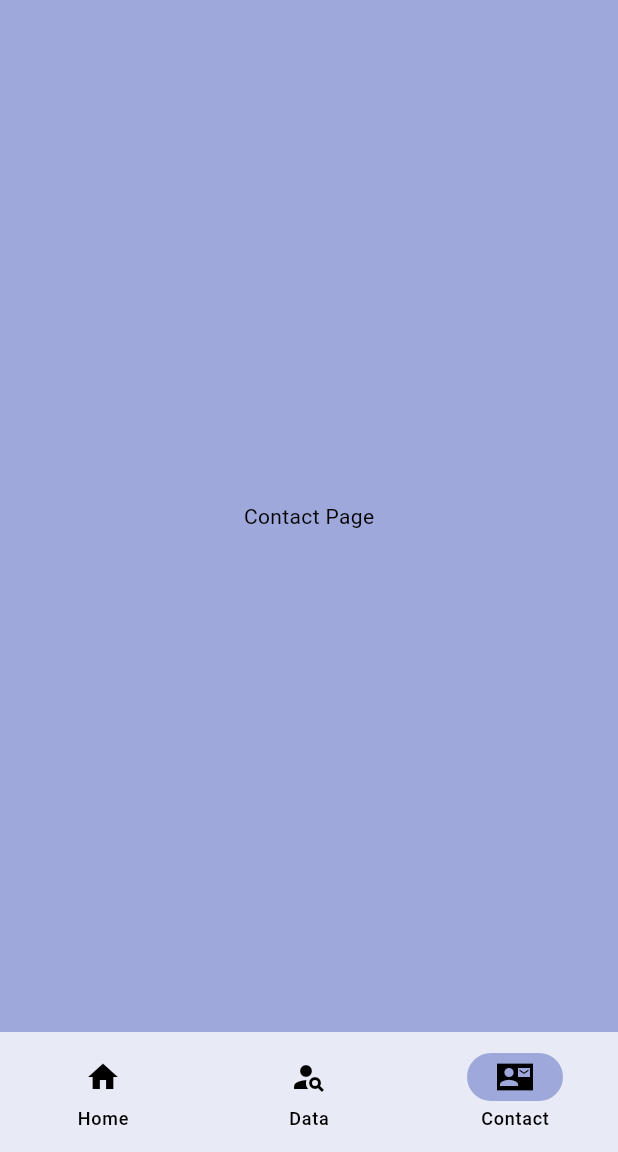
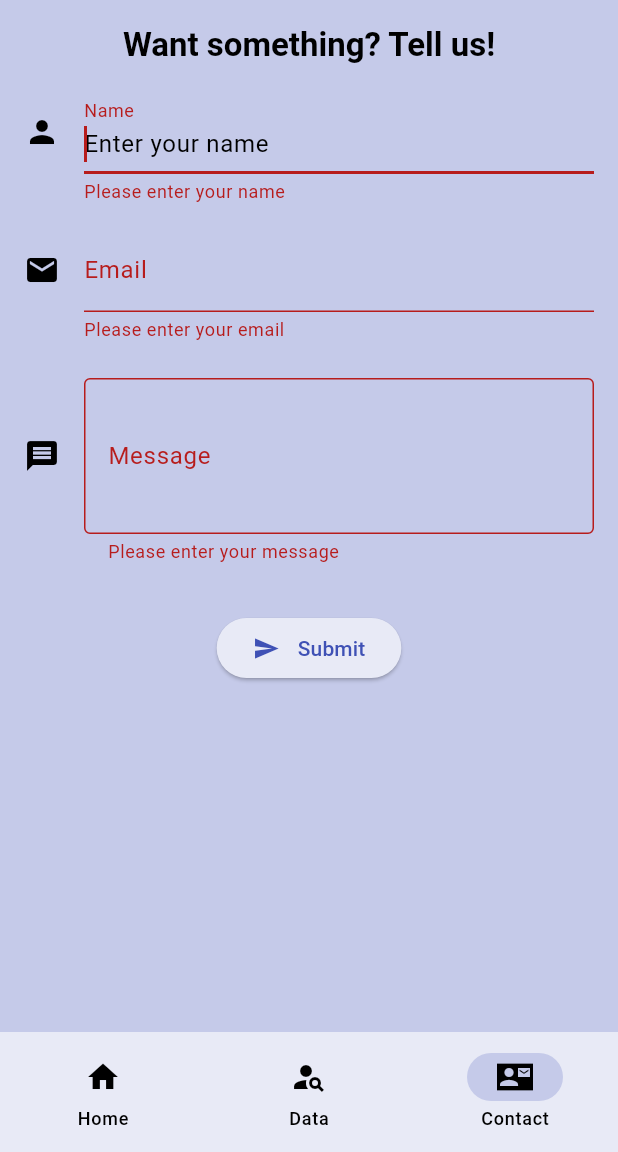
Before and after one commit to abou0323/MAD9135-FlutterApp2, a Flutter app: the screen it shows after launch, item 3 of the bottom bar chosen, on a phone screen of 412 x 824 dp, the part 84-1236 px from its top. Run offline on Flutter 3.47's test engine with Material 3 defaults, Android fonts, the phone set to English and light mode, and no system bars; network calls fail.

Commit message:
updated contact screen

```diff
--- a/lib/main.dart
+++ b/lib/main.dart
@@ -17,10 +17,10 @@ class MainApp extends StatelessWidget {
           brightness: Brightness.light,
           primary: Colors.indigo,
           onPrimary: Colors.white,
-          secondary: Colors.indigo.shade200,
+          secondary: Colors.indigo.shade100,
           onSecondary: Colors.black,
-          error: Colors.red,
-          onError: Colors.red.shade900,
+          error: Colors.red.shade900,
+          onError: Colors.red.shade500,
           surface: Colors.indigo.shade50,
           onSurface: Colors.black,
         ),
--- a/lib/screens/contact_screen.dart
+++ b/lib/screens/contact_screen.dart
@@ -1,14 +1,132 @@
 import 'package:flutter/material.dart';
 
-class ContactScreen extends StatelessWidget {
+class ContactScreen extends StatefulWidget {
   const ContactScreen({super.key});
 
   @override
+  State<ContactScreen> createState() => _ContactScreenState();
+}
+
+class _ContactScreenState extends State<ContactScreen> {
+  final GlobalKey<FormState> _formStateKey = GlobalKey<FormState>();
+
+  MyData _data = MyData();
+
+  @override
   Widget build(BuildContext context) {
-    return Container(
-      color: Theme.of(context).colorScheme.secondary,
-      alignment: Alignment.center,
-      child: Text('Contact Page'),
+    return Scaffold(
+      backgroundColor: Theme.of(context).colorScheme.secondary,
+      body: SingleChildScrollView(
+        child: Padding(
+          padding: const EdgeInsets.all(16.0),
+          child: Form(
+            key: _formStateKey,
+            autovalidateMode: AutovalidateMode.always,
+            child: Column(
+              mainAxisAlignment: MainAxisAlignment.spaceEvenly,
+              children: [
+                Text(
+                  'Want something? Tell us!',
+                  style: Theme.of(context)
+                      .textTheme
+                      .titleLarge
+                      ?.copyWith(fontWeight: FontWeight.bold),
+                ),
+                SizedBox(height: 16.0),
+                // Name
+                TextFormField(
+                  autofocus: true,
+                  decoration: InputDecoration(
+                    icon: Icon(Icons.person),
+                    hintText: 'Enter your name',
+                    labelText: 'Name',
+                  ),
+                  keyboardType: TextInputType.name,
+                  textInputAction: TextInputAction.next,
+                  onSaved: (value) {
+                    _data.name = value!;
+                  },
+                  validator: (value) {
+                    if (value == null || value.isEmpty) {
+                      return 'Please enter your name';
+                    }
+                    return null;
+                  },
+                ),
+                SizedBox(height: 16.0),
+                // Email
+                TextFormField(
+                  decoration: InputDecoration(
+                    icon: Icon(Icons.email),
+                    hintText: 'Enter your email',
+                    labelText: 'Email',
+                  ),
+                  keyboardType: TextInputType.emailAddress,
+                  textInputAction: TextInputAction.next,
+                  onSaved: (value) {
+                    _data.email = value!;
+                  },
+                  validator: (value) {
+                    if (value == null || value.isEmpty) {
+                      return 'Please enter your email';
+                    }
+                    if (!RegExp(
+                            r"[a-z0-9!#$%&'*+/=?^_`{|}~-]+(?:\.[a-z0-9!#$%&'*+/=?^_`{|}~-]+)*@(?:[a-z0-9](?:[a-z0-9-]*[a-z0-9])?\.)+[a-z0-9](?:[a-z0-9-]*[a-z0-9])?")
+                        .hasMatch(value)) {
+                      return 'Please enter a valid email address';
+                    }
+                    return null;
+                  },
+                ),
+                SizedBox(height: 24.0),
+                // Message
+                TextFormField(
+                  decoration: InputDecoration(
+                    icon: Icon(Icons.message),
+                    hintText: 'Enter your message',
+                    labelText: 'Message',
+                    border: OutlineInputBorder(),
+                  ),
+                  keyboardType: TextInputType.multiline,
+                  textInputAction: TextInputAction.newline,
+                  maxLines: 3,
+                  onSaved: (value) {
+                    _data.message = value!;
+                  },
+                  validator: (value) {
+                    if (value == null || value.isEmpty) {
+                      return 'Please enter your message';
+                    }
+                    return null;
+                  },
+                ),
+                SizedBox(height: 32.0),
+                ElevatedButton(
+                    onPressed: () {
+                      if (_formStateKey.currentState!.validate()) {
+                        _formStateKey.currentState!.save();
+                        //
+                      }
+                    },
+                    child: Row(
+                      mainAxisSize: MainAxisSize.min,
+                      children: [
+                        Icon(Icons.send),
+                        SizedBox(width: 12.0),
+                        Text('Submit'),
+                      ],
+                    )),
+              ],
+            ),
+          ),
+        ),
+      ),
     );
   }
 }
+
+class MyData {
+  String name = '';
+  String email = '';
+  String message = '';
+}
```
